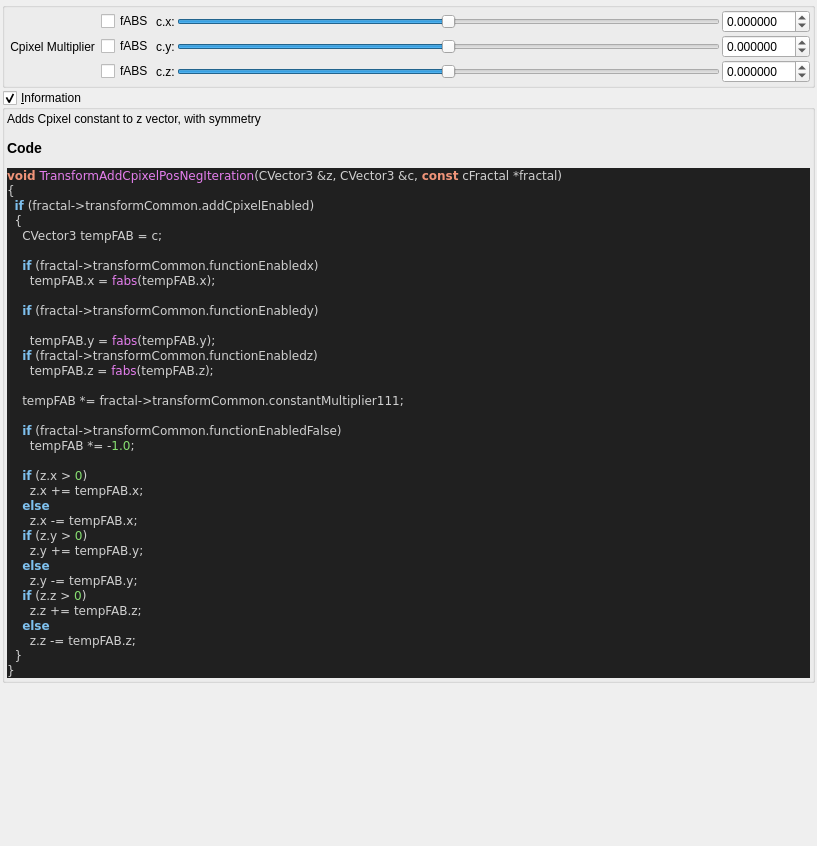
Qt form mandelbulber2/qt_data/fractal_transf_add_Cpixel_symmetrical.ui (buddhi1980/mandelbulber2) before a commit.
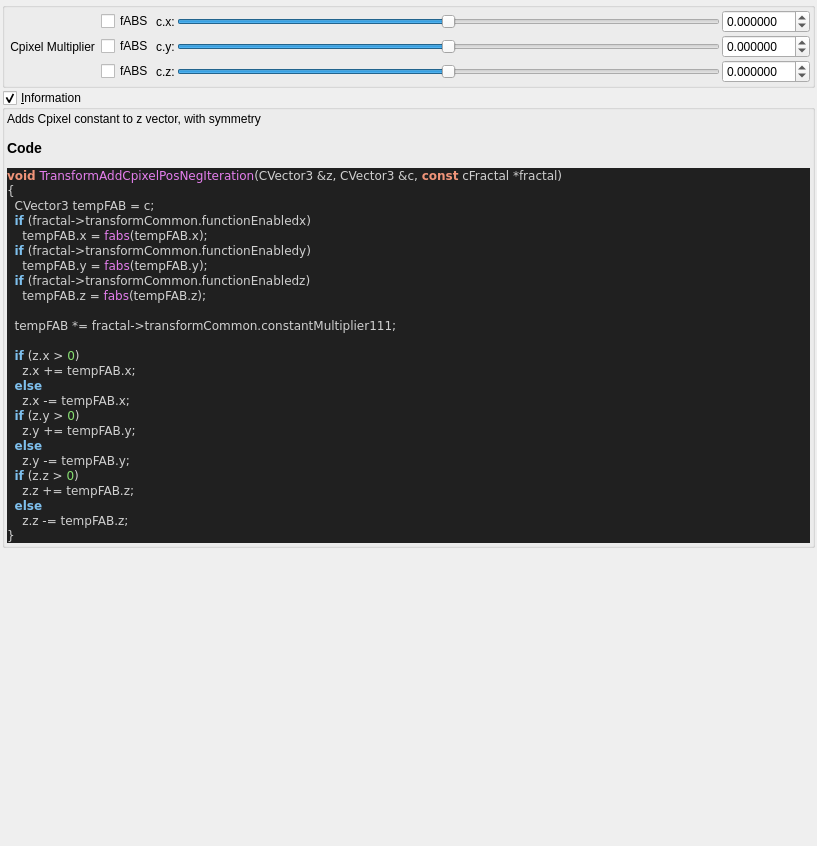
The same form after that commit. Custom widgets are drawn as their Qt base class.

The edit to the form file:
```diff
--- a/mandelbulber2/qt_data/fractal_transf_add_Cpixel_symmetrical.ui
+++ b/mandelbulber2/qt_data/fractal_transf_add_Cpixel_symmetrical.ui
@@ -307,52 +307,34 @@
          <string>&lt;p&gt;Adds Cpixel constant to z vector, with symmetry&lt;/p&gt;&lt;table&gt;
 &lt;/table&gt;
 &lt;h3&gt;Code&lt;/h3&gt;
-&lt;!DOCTYPE HTML PUBLIC &quot;-//W3C//DTD HTML 4.0 Transitional//EN&quot;&gt;
-&lt;html&gt;
-&lt;head&gt;
-&lt;meta http-equiv=&quot;content-type&quot; content=&quot;text/html; charset=ISO-8859-1&quot;&gt;
-&lt;title&gt;Source file&lt;/title&gt;
-&lt;/head&gt;
 &lt;body style=&quot;background-color:#202020&quot;&gt;
-&lt;pre style=&quot;color:#d0d0d0; background-color:#202020;  font-family:'Courier New';&quot;&gt;&lt;span style=&quot;color:#f09479; font-weight:bold&quot;&gt;void&lt;/span&gt; &lt;span style=&quot;color:#e47eed&quot;&gt;TransformAddCpixelPosNegIteration&lt;/span&gt;&lt;span style=&quot;color:#d0d0d0&quot;&gt;(&lt;/span&gt;CVector3 &lt;span style=&quot;color:#d0d0d0&quot;&gt;&amp;amp;&lt;/span&gt;z&lt;span style=&quot;color:#d0d0d0&quot;&gt;,&lt;/span&gt; CVector3 &lt;span style=&quot;color:#d0d0d0&quot;&gt;&amp;amp;&lt;/span&gt;c&lt;span style=&quot;color:#d0d0d0&quot;&gt;,&lt;/span&gt; &lt;span style=&quot;color:#f09479; font-weight:bold&quot;&gt;const&lt;/span&gt; cFractal &lt;span style=&quot;color:#d0d0d0&quot;&gt;*&lt;/span&gt;fractal&lt;span style=&quot;color:#d0d0d0&quot;&gt;)&lt;/span&gt;
+&lt;pre style=&quot;color:#d0d0d0; background-color:#202020;  font-family:'Courier New',monospace;&quot;&gt;&lt;span style=&quot;color:#f09479; font-weight:bold&quot;&gt;void&lt;/span&gt; &lt;span style=&quot;color:#e47eed&quot;&gt;TransformAddCpixelPosNegIteration&lt;/span&gt;&lt;span style=&quot;color:#d0d0d0&quot;&gt;(&lt;/span&gt;CVector3 &lt;span style=&quot;color:#d0d0d0&quot;&gt;&amp;amp;&lt;/span&gt;z&lt;span style=&quot;color:#d0d0d0&quot;&gt;,&lt;/span&gt; CVector3 &lt;span style=&quot;color:#d0d0d0&quot;&gt;&amp;amp;&lt;/span&gt;c&lt;span style=&quot;color:#d0d0d0&quot;&gt;,&lt;/span&gt; &lt;span style=&quot;color:#f09479; font-weight:bold&quot;&gt;const&lt;/span&gt; cFractal &lt;span style=&quot;color:#d0d0d0&quot;&gt;*&lt;/span&gt;fractal&lt;span style=&quot;color:#d0d0d0&quot;&gt;)&lt;/span&gt;
 &lt;span style=&quot;color:#d0d0d0&quot;&gt;{&lt;/span&gt;
-  &lt;span style=&quot;color:#7ec0ee; font-weight:bold&quot;&gt;if&lt;/span&gt; &lt;span style=&quot;color:#d0d0d0&quot;&gt;(&lt;/span&gt;fractal&lt;span style=&quot;color:#d0d0d0&quot;&gt;-&amp;gt;&lt;/span&gt;transformCommon&lt;span style=&quot;color:#d0d0d0&quot;&gt;.&lt;/span&gt;addCpixelEnabled&lt;span style=&quot;color:#d0d0d0&quot;&gt;)&lt;/span&gt;
-  &lt;span style=&quot;color:#d0d0d0&quot;&gt;{&lt;/span&gt;
-    CVector3 tempFAB &lt;span style=&quot;color:#d0d0d0&quot;&gt;=&lt;/span&gt; c&lt;span style=&quot;color:#d0d0d0&quot;&gt;;&lt;/span&gt;
+  CVector3 tempFAB &lt;span style=&quot;color:#d0d0d0&quot;&gt;=&lt;/span&gt; c&lt;span style=&quot;color:#d0d0d0&quot;&gt;;&lt;/span&gt;
+  &lt;span style=&quot;color:#7ec0ee; font-weight:bold&quot;&gt;if&lt;/span&gt; &lt;span style=&quot;color:#d0d0d0&quot;&gt;(&lt;/span&gt;fractal&lt;span style=&quot;color:#d0d0d0&quot;&gt;-&amp;gt;&lt;/span&gt;transformCommon&lt;span style=&quot;color:#d0d0d0&quot;&gt;.&lt;/span&gt;functionEnabledx&lt;span style=&quot;color:#d0d0d0&quot;&gt;)&lt;/span&gt;
+    tempFAB&lt;span style=&quot;color:#d0d0d0&quot;&gt;.&lt;/span&gt;x &lt;span style=&quot;color:#d0d0d0&quot;&gt;=&lt;/span&gt; &lt;span style=&quot;color:#e47eed&quot;&gt;fabs&lt;/span&gt;&lt;span style=&quot;color:#d0d0d0&quot;&gt;(&lt;/span&gt;tempFAB&lt;span style=&quot;color:#d0d0d0&quot;&gt;.&lt;/span&gt;x&lt;span style=&quot;color:#d0d0d0&quot;&gt;);&lt;/span&gt;
+  &lt;span style=&quot;color:#7ec0ee; font-weight:bold&quot;&gt;if&lt;/span&gt; &lt;span style=&quot;color:#d0d0d0&quot;&gt;(&lt;/span&gt;fractal&lt;span style=&quot;color:#d0d0d0&quot;&gt;-&amp;gt;&lt;/span&gt;transformCommon&lt;span style=&quot;color:#d0d0d0&quot;&gt;.&lt;/span&gt;functionEnabledy&lt;span style=&quot;color:#d0d0d0&quot;&gt;)&lt;/span&gt;
+    tempFAB&lt;span style=&quot;color:#d0d0d0&quot;&gt;.&lt;/span&gt;y &lt;span style=&quot;color:#d0d0d0&quot;&gt;=&lt;/span&gt; &lt;span style=&quot;color:#e47eed&quot;&gt;fabs&lt;/span&gt;&lt;span style=&quot;color:#d0d0d0&quot;&gt;(&lt;/span&gt;tempFAB&lt;span style=&quot;color:#d0d0d0&quot;&gt;.&lt;/span&gt;y&lt;span style=&quot;color:#d0d0d0&quot;&gt;);&lt;/span&gt;
+  &lt;span style=&quot;color:#7ec0ee; font-weight:bold&quot;&gt;if&lt;/span&gt; &lt;span style=&quot;color:#d0d0d0&quot;&gt;(&lt;/span&gt;fractal&lt;span style=&quot;color:#d0d0d0&quot;&gt;-&amp;gt;&lt;/span&gt;transformCommon&lt;span style=&quot;color:#d0d0d0&quot;&gt;.&lt;/span&gt;functionEnabledz&lt;span style=&quot;color:#d0d0d0&quot;&gt;)&lt;/span&gt;
+    tempFAB&lt;span style=&quot;color:#d0d0d0&quot;&gt;.&lt;/span&gt;z &lt;span style=&quot;color:#d0d0d0&quot;&gt;=&lt;/span&gt; &lt;span style=&quot;color:#e47eed&quot;&gt;fabs&lt;/span&gt;&lt;span style=&quot;color:#d0d0d0&quot;&gt;(&lt;/span&gt;tempFAB&lt;span style=&quot;color:#d0d0d0&quot;&gt;.&lt;/span&gt;z&lt;span style=&quot;color:#d0d0d0&quot;&gt;);&lt;/span&gt;
 
-    &lt;span style=&quot;color:#7ec0ee; font-weight:bold&quot;&gt;if&lt;/span&gt; &lt;span style=&quot;color:#d0d0d0&quot;&gt;(&lt;/span&gt;fractal&lt;span style=&quot;color:#d0d0d0&quot;&gt;-&amp;gt;&lt;/span&gt;transformCommon&lt;span style=&quot;color:#d0d0d0&quot;&gt;.&lt;/span&gt;functionEnabledx&lt;span style=&quot;color:#d0d0d0&quot;&gt;)&lt;/span&gt;
-      tempFAB&lt;span style=&quot;color:#d0d0d0&quot;&gt;.&lt;/span&gt;x &lt;span style=&quot;color:#d0d0d0&quot;&gt;=&lt;/span&gt; &lt;span style=&quot;color:#e47eed&quot;&gt;fabs&lt;/span&gt;&lt;span style=&quot;color:#d0d0d0&quot;&gt;(&lt;/span&gt;tempFAB&lt;span style=&quot;color:#d0d0d0&quot;&gt;.&lt;/span&gt;x&lt;span style=&quot;color:#d0d0d0&quot;&gt;);&lt;/span&gt;
+  tempFAB &lt;span style=&quot;color:#d0d0d0&quot;&gt;*=&lt;/span&gt; fractal&lt;span style=&quot;color:#d0d0d0&quot;&gt;-&amp;gt;&lt;/span&gt;transformCommon&lt;span style=&quot;color:#d0d0d0&quot;&gt;.&lt;/span&gt;constantMultiplier111&lt;span style=&quot;color:#d0d0d0&quot;&gt;;&lt;/span&gt;
 
-    &lt;span style=&quot;color:#7ec0ee; font-weight:bold&quot;&gt;if&lt;/span&gt; &lt;span style=&quot;color:#d0d0d0&quot;&gt;(&lt;/span&gt;fractal&lt;span style=&quot;color:#d0d0d0&quot;&gt;-&amp;gt;&lt;/span&gt;transformCommon&lt;span style=&quot;color:#d0d0d0&quot;&gt;.&lt;/span&gt;functionEnabledy&lt;span style=&quot;color:#d0d0d0&quot;&gt;)&lt;/span&gt;
-
-      tempFAB&lt;span style=&quot;color:#d0d0d0&quot;&gt;.&lt;/span&gt;y &lt;span style=&quot;color:#d0d0d0&quot;&gt;=&lt;/span&gt; &lt;span style=&quot;color:#e47eed&quot;&gt;fabs&lt;/span&gt;&lt;span style=&quot;color:#d0d0d0&quot;&gt;(&lt;/span&gt;tempFAB&lt;span style=&quot;color:#d0d0d0&quot;&gt;.&lt;/span&gt;y&lt;span style=&quot;color:#d0d0d0&quot;&gt;);&lt;/span&gt;
-    &lt;span style=&quot;color:#7ec0ee; font-weight:bold&quot;&gt;if&lt;/span&gt; &lt;span style=&quot;color:#d0d0d0&quot;&gt;(&lt;/span&gt;fractal&lt;span style=&quot;color:#d0d0d0&quot;&gt;-&amp;gt;&lt;/span&gt;transformCommon&lt;span style=&quot;color:#d0d0d0&quot;&gt;.&lt;/span&gt;functionEnabledz&lt;span style=&quot;color:#d0d0d0&quot;&gt;)&lt;/span&gt;
-      tempFAB&lt;span style=&quot;color:#d0d0d0&quot;&gt;.&lt;/span&gt;z &lt;span style=&quot;color:#d0d0d0&quot;&gt;=&lt;/span&gt; &lt;span style=&quot;color:#e47eed&quot;&gt;fabs&lt;/span&gt;&lt;span style=&quot;color:#d0d0d0&quot;&gt;(&lt;/span&gt;tempFAB&lt;span style=&quot;color:#d0d0d0&quot;&gt;.&lt;/span&gt;z&lt;span style=&quot;color:#d0d0d0&quot;&gt;);&lt;/span&gt;
-
-    tempFAB &lt;span style=&quot;color:#d0d0d0&quot;&gt;*=&lt;/span&gt; fractal&lt;span style=&quot;color:#d0d0d0&quot;&gt;-&amp;gt;&lt;/span&gt;transformCommon&lt;span style=&quot;color:#d0d0d0&quot;&gt;.&lt;/span&gt;constantMultiplier111&lt;span style=&quot;color:#d0d0d0&quot;&gt;;&lt;/span&gt;
-
-    &lt;span style=&quot;color:#7ec0ee; font-weight:bold&quot;&gt;if&lt;/span&gt; &lt;span style=&quot;color:#d0d0d0&quot;&gt;(&lt;/span&gt;fractal&lt;span style=&quot;color:#d0d0d0&quot;&gt;-&amp;gt;&lt;/span&gt;transformCommon&lt;span style=&quot;color:#d0d0d0&quot;&gt;.&lt;/span&gt;functionEnabledFalse&lt;span style=&quot;color:#d0d0d0&quot;&gt;)&lt;/span&gt;
-      tempFAB &lt;span style=&quot;color:#d0d0d0&quot;&gt;*= -&lt;/span&gt;&lt;span style=&quot;color:#87df71&quot;&gt;1.0&lt;/span&gt;&lt;span style=&quot;color:#d0d0d0&quot;&gt;;&lt;/span&gt;
-
-    &lt;span style=&quot;color:#7ec0ee; font-weight:bold&quot;&gt;if&lt;/span&gt; &lt;span style=&quot;color:#d0d0d0&quot;&gt;(&lt;/span&gt;z&lt;span style=&quot;color:#d0d0d0&quot;&gt;.&lt;/span&gt;x &lt;span style=&quot;color:#d0d0d0&quot;&gt;&amp;gt;&lt;/span&gt; &lt;span style=&quot;color:#87df71&quot;&gt;0&lt;/span&gt;&lt;span style=&quot;color:#d0d0d0&quot;&gt;)&lt;/span&gt;
-      z&lt;span style=&quot;color:#d0d0d0&quot;&gt;.&lt;/span&gt;x &lt;span style=&quot;color:#d0d0d0&quot;&gt;+=&lt;/span&gt; tempFAB&lt;span style=&quot;color:#d0d0d0&quot;&gt;.&lt;/span&gt;x&lt;span style=&quot;color:#d0d0d0&quot;&gt;;&lt;/span&gt;
-    &lt;span style=&quot;color:#7ec0ee; font-weight:bold&quot;&gt;else&lt;/span&gt;
-      z&lt;span style=&quot;color:#d0d0d0&quot;&gt;.&lt;/span&gt;x &lt;span style=&quot;color:#d0d0d0&quot;&gt;-=&lt;/span&gt; tempFAB&lt;span style=&quot;color:#d0d0d0&quot;&gt;.&lt;/span&gt;x&lt;span style=&quot;color:#d0d0d0&quot;&gt;;&lt;/span&gt;
-    &lt;span style=&quot;color:#7ec0ee; font-weight:bold&quot;&gt;if&lt;/span&gt; &lt;span style=&quot;color:#d0d0d0&quot;&gt;(&lt;/span&gt;z&lt;span style=&quot;color:#d0d0d0&quot;&gt;.&lt;/span&gt;y &lt;span style=&quot;color:#d0d0d0&quot;&gt;&amp;gt;&lt;/span&gt; &lt;span style=&quot;color:#87df71&quot;&gt;0&lt;/span&gt;&lt;span style=&quot;color:#d0d0d0&quot;&gt;)&lt;/span&gt;
-      z&lt;span style=&quot;color:#d0d0d0&quot;&gt;.&lt;/span&gt;y &lt;span style=&quot;color:#d0d0d0&quot;&gt;+=&lt;/span&gt; tempFAB&lt;span style=&quot;color:#d0d0d0&quot;&gt;.&lt;/span&gt;y&lt;span style=&quot;color:#d0d0d0&quot;&gt;;&lt;/span&gt;
-    &lt;span style=&quot;color:#7ec0ee; font-weight:bold&quot;&gt;else&lt;/span&gt;
-      z&lt;span style=&quot;color:#d0d0d0&quot;&gt;.&lt;/span&gt;y &lt;span style=&quot;color:#d0d0d0&quot;&gt;-=&lt;/span&gt; tempFAB&lt;span style=&quot;color:#d0d0d0&quot;&gt;.&lt;/span&gt;y&lt;span style=&quot;color:#d0d0d0&quot;&gt;;&lt;/span&gt;
-    &lt;span style=&quot;color:#7ec0ee; font-weight:bold&quot;&gt;if&lt;/span&gt; &lt;span style=&quot;color:#d0d0d0&quot;&gt;(&lt;/span&gt;z&lt;span style=&quot;color:#d0d0d0&quot;&gt;.&lt;/span&gt;z &lt;span style=&quot;color:#d0d0d0&quot;&gt;&amp;gt;&lt;/span&gt; &lt;span style=&quot;color:#87df71&quot;&gt;0&lt;/span&gt;&lt;span style=&quot;color:#d0d0d0&quot;&gt;)&lt;/span&gt;
-      z&lt;span style=&quot;color:#d0d0d0&quot;&gt;.&lt;/span&gt;z &lt;span style=&quot;color:#d0d0d0&quot;&gt;+=&lt;/span&gt; tempFAB&lt;span style=&quot;color:#d0d0d0&quot;&gt;.&lt;/span&gt;z&lt;span style=&quot;color:#d0d0d0&quot;&gt;;&lt;/span&gt;
-    &lt;span style=&quot;color:#7ec0ee; font-weight:bold&quot;&gt;else&lt;/span&gt;
-      z&lt;span style=&quot;color:#d0d0d0&quot;&gt;.&lt;/span&gt;z &lt;span style=&quot;color:#d0d0d0&quot;&gt;-=&lt;/span&gt; tempFAB&lt;span style=&quot;color:#d0d0d0&quot;&gt;.&lt;/span&gt;z&lt;span style=&quot;color:#d0d0d0&quot;&gt;;&lt;/span&gt;
-  &lt;span style=&quot;color:#d0d0d0&quot;&gt;}&lt;/span&gt;
+  &lt;span style=&quot;color:#7ec0ee; font-weight:bold&quot;&gt;if&lt;/span&gt; &lt;span style=&quot;color:#d0d0d0&quot;&gt;(&lt;/span&gt;z&lt;span style=&quot;color:#d0d0d0&quot;&gt;.&lt;/span&gt;x &lt;span style=&quot;color:#d0d0d0&quot;&gt;&amp;gt;&lt;/span&gt; &lt;span style=&quot;color:#87df71&quot;&gt;0&lt;/span&gt;&lt;span style=&quot;color:#d0d0d0&quot;&gt;)&lt;/span&gt;
+    z&lt;span style=&quot;color:#d0d0d0&quot;&gt;.&lt;/span&gt;x &lt;span style=&quot;color:#d0d0d0&quot;&gt;+=&lt;/span&gt; tempFAB&lt;span style=&quot;color:#d0d0d0&quot;&gt;.&lt;/span&gt;x&lt;span style=&quot;color:#d0d0d0&quot;&gt;;&lt;/span&gt;
+  &lt;span style=&quot;color:#7ec0ee; font-weight:bold&quot;&gt;else&lt;/span&gt;
+    z&lt;span style=&quot;color:#d0d0d0&quot;&gt;.&lt;/span&gt;x &lt;span style=&quot;color:#d0d0d0&quot;&gt;-=&lt;/span&gt; tempFAB&lt;span style=&quot;color:#d0d0d0&quot;&gt;.&lt;/span&gt;x&lt;span style=&quot;color:#d0d0d0&quot;&gt;;&lt;/span&gt;
+  &lt;span style=&quot;color:#7ec0ee; font-weight:bold&quot;&gt;if&lt;/span&gt; &lt;span style=&quot;color:#d0d0d0&quot;&gt;(&lt;/span&gt;z&lt;span style=&quot;color:#d0d0d0&quot;&gt;.&lt;/span&gt;y &lt;span style=&quot;color:#d0d0d0&quot;&gt;&amp;gt;&lt;/span&gt; &lt;span style=&quot;color:#87df71&quot;&gt;0&lt;/span&gt;&lt;span style=&quot;color:#d0d0d0&quot;&gt;)&lt;/span&gt;
+    z&lt;span style=&quot;color:#d0d0d0&quot;&gt;.&lt;/span&gt;y &lt;span style=&quot;color:#d0d0d0&quot;&gt;+=&lt;/span&gt; tempFAB&lt;span style=&quot;color:#d0d0d0&quot;&gt;.&lt;/span&gt;y&lt;span style=&quot;color:#d0d0d0&quot;&gt;;&lt;/span&gt;
+  &lt;span style=&quot;color:#7ec0ee; font-weight:bold&quot;&gt;else&lt;/span&gt;
+    z&lt;span style=&quot;color:#d0d0d0&quot;&gt;.&lt;/span&gt;y &lt;span style=&quot;color:#d0d0d0&quot;&gt;-=&lt;/span&gt; tempFAB&lt;span style=&quot;color:#d0d0d0&quot;&gt;.&lt;/span&gt;y&lt;span style=&quot;color:#d0d0d0&quot;&gt;;&lt;/span&gt;
+  &lt;span style=&quot;color:#7ec0ee; font-weight:bold&quot;&gt;if&lt;/span&gt; &lt;span style=&quot;color:#d0d0d0&quot;&gt;(&lt;/span&gt;z&lt;span style=&quot;color:#d0d0d0&quot;&gt;.&lt;/span&gt;z &lt;span style=&quot;color:#d0d0d0&quot;&gt;&amp;gt;&lt;/span&gt; &lt;span style=&quot;color:#87df71&quot;&gt;0&lt;/span&gt;&lt;span style=&quot;color:#d0d0d0&quot;&gt;)&lt;/span&gt;
+    z&lt;span style=&quot;color:#d0d0d0&quot;&gt;.&lt;/span&gt;z &lt;span style=&quot;color:#d0d0d0&quot;&gt;+=&lt;/span&gt; tempFAB&lt;span style=&quot;color:#d0d0d0&quot;&gt;.&lt;/span&gt;z&lt;span style=&quot;color:#d0d0d0&quot;&gt;;&lt;/span&gt;
+  &lt;span style=&quot;color:#7ec0ee; font-weight:bold&quot;&gt;else&lt;/span&gt;
+    z&lt;span style=&quot;color:#d0d0d0&quot;&gt;.&lt;/span&gt;z &lt;span style=&quot;color:#d0d0d0&quot;&gt;-=&lt;/span&gt; tempFAB&lt;span style=&quot;color:#d0d0d0&quot;&gt;.&lt;/span&gt;z&lt;span style=&quot;color:#d0d0d0&quot;&gt;;&lt;/span&gt;
 &lt;span style=&quot;color:#d0d0d0&quot;&gt;}&lt;/span&gt;
 &lt;/pre&gt;
-&lt;/body&gt;
-&lt;/html&gt;
-&lt;!--HTML generated by highlight 3.9, http://www.andre-simon.de/--&gt;
-</string>
+&lt;/body&gt;</string>
         </property>
         <property name="wordWrap">
          <bool>true</bool>
```
